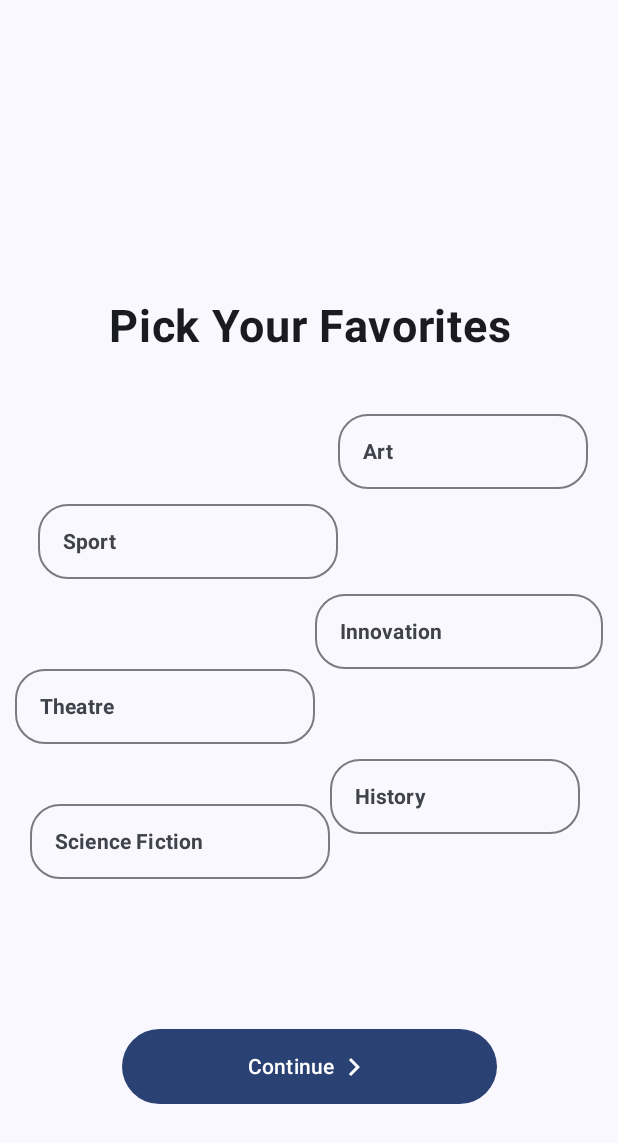
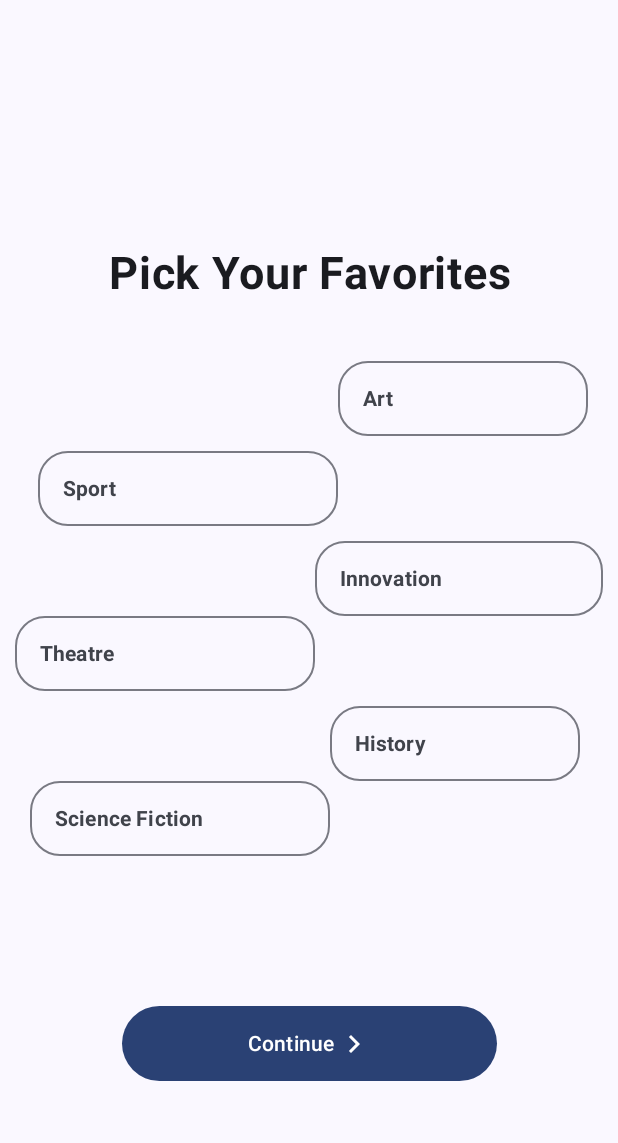
Before and after one commit to Hunter54/ItecPlusUltra, an Android app built with Jetpack Compose: the composable PickYourFavoritesScreen shown on its own in the app's theme, on a phone screen of 412 x 824 dp. Shown: the top 1143 px of the screen. Run offline under Robolectric (Android 15) with nearby library versions, the phone set to English and light mode, and no system bars; our stand-ins replace Dagger/Hilt's generated code.

Commit message:
- small improvements

```diff
--- a/app/src/main/java/com/example/timieu2023/features/pickyourfavorites/presentation/PickYourFavoritesScreen.kt
+++ b/app/src/main/java/com/example/timieu2023/features/pickyourfavorites/presentation/PickYourFavoritesScreen.kt
@@ -41,14 +41,16 @@ fun PickYourFavoritesScreen(
         Surface(
             modifier = Modifier.fillMaxSize(),
         ) {
+           BoxWithConstraints(
+               modifier = Modifier.fillMaxSize()
+           ) {
                 Column(
+                    modifier = Modifier.padding(top = maxHeight / 5),
                     horizontalAlignment = Alignment.CenterHorizontally
                 ) {
                     Text(
                         text = stringResource(id = R.string.pick_your_favorites),
-                    modifier = Modifier
-                        .padding(top = 200.dp)
-                        .fillMaxWidth(),
+                        modifier = Modifier.fillMaxWidth(),
                         fontWeight = FontWeight.Bold,
                         fontSize = 30.sp,
                         textAlign = TextAlign.Center,
@@ -80,6 +82,7 @@ fun PickYourFavoritesScreen(
                                 imageVector = Icons.Filled.KeyboardArrowRight,
                                 contentDescription = null
                             )
+                        }
                     }
                 }
             }
@@ -214,7 +217,7 @@ fun ThirdRow() {
         modifier = Modifier.padding(start = 20.dp, end = 25.dp)
     ) {
         Row(
-            modifier = Modifier.padding(top = 40.dp),
+            modifier = Modifier.padding(top = 60.dp),
             horizontalArrangement = Arrangement.Center
         ) {
             FilterChip(
```
Lines whose indentation alone changed are shown as unchanged.
